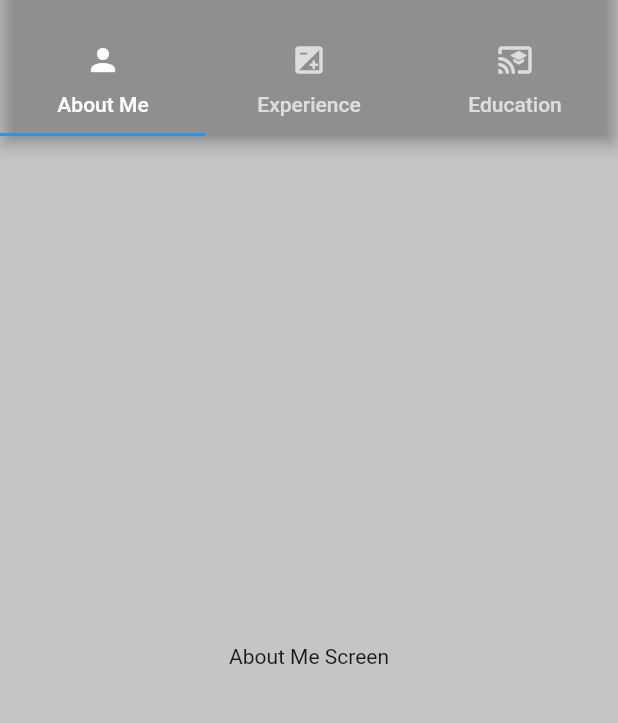
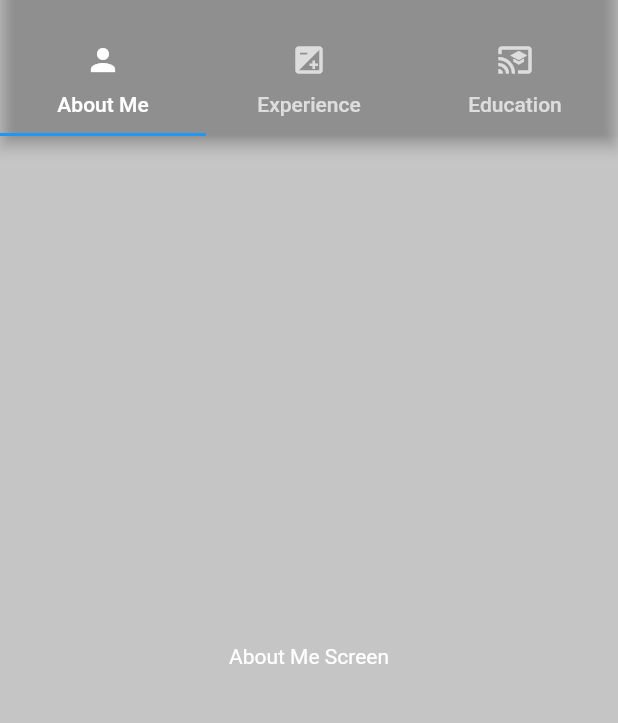
Before and after one commit to afiqaimanafr/resume-mobile-app, a Flutter app: the screen it shows after launch, on a phone screen of 412 x 824 dp, the part 59-782 px from its top. Run offline on Flutter 3.47's test engine with Material 2 defaults, Android fonts, the light colour scheme and no system bars.

Commit message:
latest ui

```diff
--- a/lib/screens/about_me_screen.dart
+++ b/lib/screens/about_me_screen.dart
@@ -9,7 +9,10 @@ class AboutMeScreen extends StatelessWidget {
     return const Scaffold(
       backgroundColor: kPrimaryColor,
       body: Center(
-        child: Text('About Me Screen'),
+        child: Text(
+          'About Me Screen',
+          style: TextStyle(color: kPrimaryLightColor),
+        ),
       ),
     );
   }
--- a/lib/screens/education_screen.dart
+++ b/lib/screens/education_screen.dart
@@ -9,7 +9,10 @@ class EducationScreen extends StatelessWidget {
     return const Scaffold(
       backgroundColor: kPrimaryColor,
       body: Center(
-        child: Text('Education Screen'),
+        child: Text(
+          'Education Screen',
+          style: TextStyle(color: kPrimaryLightColor),
+        ),
       ),
     );
   }
--- a/lib/screens/experience_screen.dart
+++ b/lib/screens/experience_screen.dart
@@ -9,7 +9,10 @@ class ExperienceScreen extends StatelessWidget {
     return const Scaffold(
       backgroundColor: kPrimaryColor,
       body: Center(
-        child: Text('Experience Screen'),
+        child: Text(
+          'Experience Screen',
+          style: TextStyle(color: kPrimaryLightColor),
+        ),
       ),
     );
   }
```
